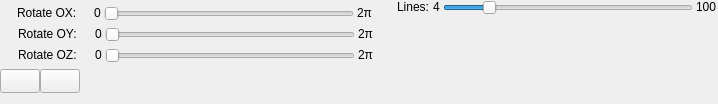
Old version of the form ui/MyControlWidget.ui in the repository rkhomenko/cg-cp.
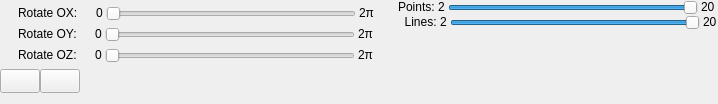
New version of the form. Icons and pictures are not drawn.

```diff
--- a/ui/MyControlWidget.ui
+++ b/ui/MyControlWidget.ui
@@ -420,7 +420,7 @@
             </font>
            </property>
            <property name="text">
-            <string>Lines: </string>
+            <string>Points: </string>
            </property>
           </widget>
          </item>
@@ -449,7 +449,112 @@
               </font>
              </property>
              <property name="text">
-              <string>4</string>
+              <string>2</string>
+             </property>
+            </widget>
+           </item>
+           <item>
+            <widget class="QSlider" name="pointsSlider">
+             <property name="sizePolicy">
+              <sizepolicy hsizetype="Fixed" vsizetype="Fixed">
+               <horstretch>0</horstretch>
+               <verstretch>0</verstretch>
+              </sizepolicy>
+             </property>
+             <property name="minimumSize">
+              <size>
+               <width>250</width>
+               <height>0</height>
+              </size>
+             </property>
+             <property name="minimum">
+              <number>2</number>
+             </property>
+             <property name="maximum">
+              <number>20</number>
+             </property>
+             <property name="value">
+              <number>20</number>
+             </property>
+             <property name="orientation">
+              <enum>Qt::Horizontal</enum>
+             </property>
+            </widget>
+           </item>
+           <item>
+            <widget class="QLabel" name="pointsMaxLabel">
+             <property name="sizePolicy">
+              <sizepolicy hsizetype="Fixed" vsizetype="Fixed">
+               <horstretch>0</horstretch>
+               <verstretch>0</verstretch>
+              </sizepolicy>
+             </property>
+             <property name="font">
+              <font>
+               <pointsize>9</pointsize>
+              </font>
+             </property>
+             <property name="text">
+              <string>20</string>
+             </property>
+            </widget>
+           </item>
+          </layout>
+         </item>
+        </layout>
+       </item>
+       <item>
+        <layout class="QHBoxLayout" name="spacerToolLinesLayout">
+         <property name="spacing">
+          <number>0</number>
+         </property>
+         <property name="leftMargin">
+          <number>0</number>
+         </property>
+         <item>
+          <widget class="QLabel" name="lineLabel">
+           <property name="sizePolicy">
+            <sizepolicy hsizetype="Fixed" vsizetype="Fixed">
+             <horstretch>0</horstretch>
+             <verstretch>0</verstretch>
+            </sizepolicy>
+           </property>
+           <property name="font">
+            <font>
+             <pointsize>9</pointsize>
+            </font>
+           </property>
+           <property name="text">
+            <string>  Lines: </string>
+           </property>
+          </widget>
+         </item>
+         <item>
+          <layout class="QHBoxLayout" name="spacerLinesLayout">
+           <property name="spacing">
+            <number>3</number>
+           </property>
+           <property name="sizeConstraint">
+            <enum>QLayout::SetDefaultConstraint</enum>
+           </property>
+           <property name="topMargin">
+            <number>0</number>
+           </property>
+           <item>
+            <widget class="QLabel" name="lineMinLabel">
+             <property name="sizePolicy">
+              <sizepolicy hsizetype="Fixed" vsizetype="Fixed">
+               <horstretch>0</horstretch>
+               <verstretch>0</verstretch>
+              </sizepolicy>
+             </property>
+             <property name="font">
+              <font>
+               <pointsize>9</pointsize>
+              </font>
+             </property>
+             <property name="text">
+              <string>2</string>
              </property>
             </widget>
            </item>
@@ -468,10 +573,10 @@
               </size>
              </property>
              <property name="minimum">
-              <number>4</number>
+              <number>2</number>
              </property>
              <property name="maximum">
-              <number>100</number>
+              <number>20</number>
              </property>
              <property name="value">
               <number>20</number>
@@ -482,7 +587,7 @@
             </widget>
            </item>
            <item>
-            <widget class="QLabel" name="vertexEndLabel">
+            <widget class="QLabel" name="lineMaxLabel">
              <property name="sizePolicy">
               <sizepolicy hsizetype="Fixed" vsizetype="Fixed">
                <horstretch>0</horstretch>
@@ -495,7 +600,7 @@
               </font>
              </property>
              <property name="text">
-              <string>100</string>
+              <string>20</string>
              </property>
             </widget>
            </item>
```
Left out of the diff: 8 changed lines with no effect on the pictures.
